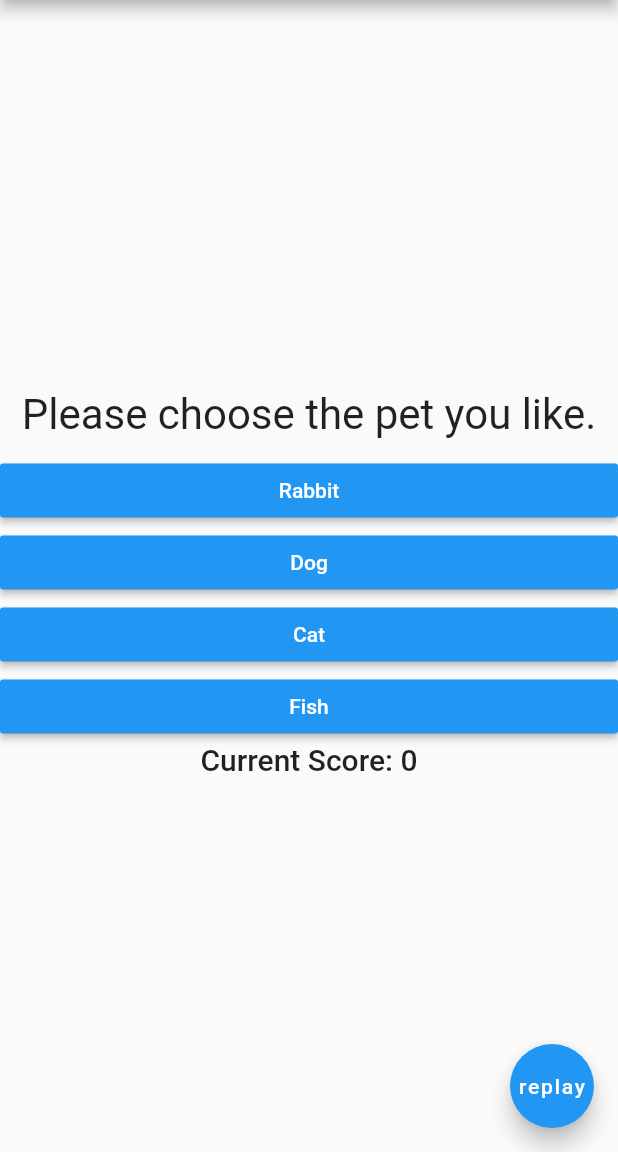
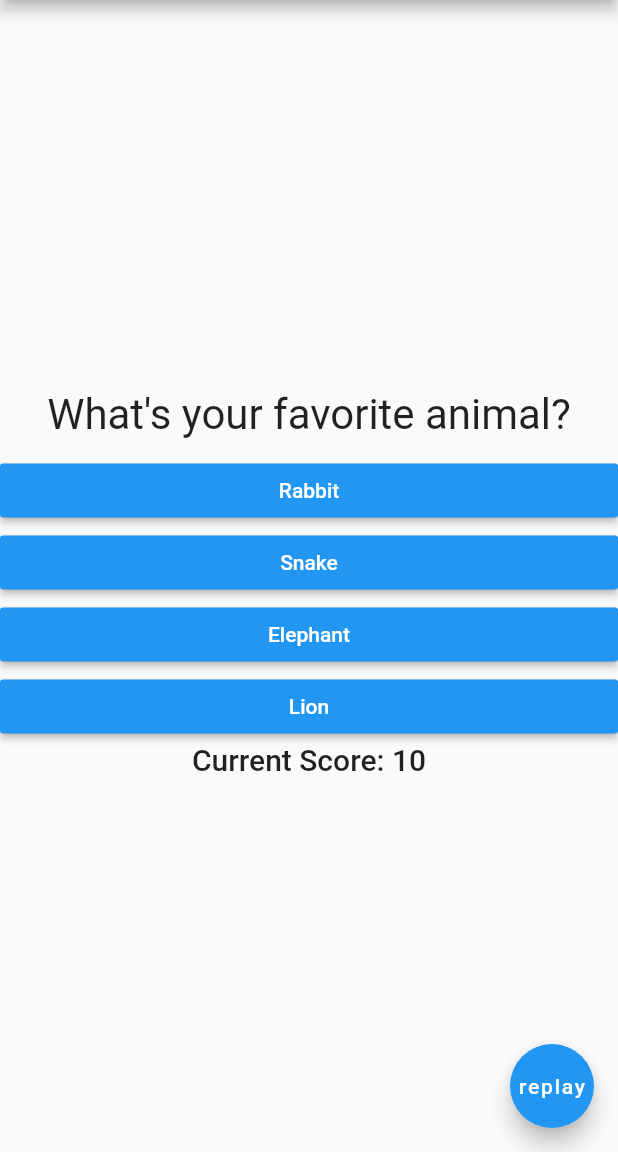
Before and after one commit to Kwyfarrah/simple_quiz_app, a Flutter app: the screen it shows after launch, after a tap on "Black", on a phone screen of 412 x 824 dp, the part 84-1236 px from its top. Run offline on Flutter 3.47's test engine with Material 2 defaults, Android fonts, the phone set to English and light mode, and no system bars.

Commit message:
finish the looping part

```diff
--- a/lib/main.dart
+++ b/lib/main.dart
@@ -1,7 +1,7 @@
 import 'package:flutter/material.dart';
-import './questions.dart';
-import './answer.dart';
+import './quiz.dart';
 import './exit.dart';
+import './result.dart';
 
 void main() {
   runApp(MyApp());
@@ -37,33 +37,49 @@ class MyHomePage extends StatefulWidget {
 class _MyHomePageState extends State<MyHomePage> {
   int _counter = 0;
   int _questionIndex = 0;
-  var questions = [
+  final _questions = const [
     {
-        'questionText': 'Please click your favourite colour.',
-        'answers': ['Black', 'Red', 'Green', 'White'],
+      'questionText': 'What\'s your favorite color?',
+      'answers': [
+        {'text': 'Black', 'score': 10},
+        {'text': 'Red', 'score': 5},
+        {'text': 'Green', 'score': 3},
+        {'text': 'White', 'score': 1},
+      ],
     },
     {
-        'questionText': 'Please choose the pet you like.',
-        'answers': ['Rabbit', 'Dog', 'Cat', 'Fish'],
+      'questionText': 'What\'s your favorite animal?',
+      'answers': [
+        {'text': 'Rabbit', 'score': 3},
+        {'text': 'Snake', 'score': 11},
+        {'text': 'Elephant', 'score': 5},
+        {'text': 'Lion', 'score': 9},
+      ],
     },
     {
-        'questionText': 'Do you like this app?',
-        'answers': ['No','No opinion','Yes'],
+      'questionText': 'Who\'s your favorite instructor?',
+      'answers': [
+        {'text': 'Max', 'score': 1},
+        {'text': 'Max', 'score': 1},
+        {'text': 'Max', 'score': 1},
+        {'text': 'Max', 'score': 1},
+      ],
     },
   ];
 
-  void _questionChange() {
+  void _questionChange(int score) {
+    _counter += score;
     setState(() {
       _questionIndex = _questionIndex + 1;
     });
     print(_questionIndex);
+    if (_questionIndex < _questions.length) {
+      print('We have more questions!');
+    } else {
+      print('No more questions!');
+    }
   }
 
-  void _score() {
-    setState(() {
-      _counter++;
-    });
-  }
 
   void _replay() {
     setState(() {
@@ -79,22 +95,13 @@ class _MyHomePageState extends State<MyHomePage> {
         title: Text(widget.title),
       ),
       body: Center(
-        child: Column(
-          mainAxisAlignment: MainAxisAlignment.center,
-          children: <Widget>[
-            Question(
-              questions[_questionIndex]['questionText'] as String,
-            ),
-            ...(questions[_questionIndex]['answers'] as List<String>)
-                .map((answer) {
-              return Answer(_questionChange,answer);
-            }).toList(),
-            Text(
-              'Current Score: $_counter',
-               style: Theme.of(context).textTheme.headline6
-            ),
-          ],
-        ),
+        child: _questionIndex < _questions.length
+          ? Quiz(
+             questions:_questions,
+             questionChange:_questionChange,
+             questionIndex:_questionIndex,
+             counter:_counter)
+            : Result(_counter)
       ),
       floatingActionButton:Exit(_replay),
       ); // This trailing comma makes auto-formatting nicer for build methods.
--- /dev/null
+++ b/lib/quiz.dart
@@ -0,0 +1,38 @@
+import 'package:flutter/material.dart';
+import './questions.dart';
+import './answer.dart';
+
+class Quiz extends StatelessWidget {
+  final List<Map<String,Object>> questions;
+  final Function questionChange;
+  final int questionIndex;
+  final int counter;
+
+  Quiz({
+     required this.questions,
+     required this.questionChange,
+     required this.questionIndex,
+     required this.counter
+    });
+
+
+  @override
+  Widget build(BuildContext context) {
+    return Column(
+      mainAxisAlignment: MainAxisAlignment.center,
+      children: <Widget>[
+        Question(
+          questions[questionIndex]['questionText'] as String,
+        ),
+        ...(questions[questionIndex]['answers'] as List<Map<String,Object>>)
+            .map((answer) {
+          return Answer(() => questionChange(answer['score']) , answer['text'] as String);
+        }).toList(),
+        Text(
+            'Current Score: $counter',
+            style: Theme.of(context).textTheme.headline6
+        ),
+      ],
+    );
+  }
+}
--- /dev/null
+++ b/lib/result.dart
@@ -0,0 +1,20 @@
+import 'package:flutter/material.dart';
+
+class Result extends StatelessWidget {
+  final int counter;
+
+  Result(this.counter);
+
+  @override
+  Widget build(BuildContext context) {
+    return Column(
+       mainAxisAlignment: MainAxisAlignment.center,
+       children: <Widget>[
+         Text('You did it', style: Theme.of(context).textTheme.headline5),
+         Text('Current Score: $counter',
+              style: Theme.of(context).textTheme.headline6
+          ),
+        ]
+    );
+  }
+}
```
Lines whose indentation alone changed are shown as unchanged.
